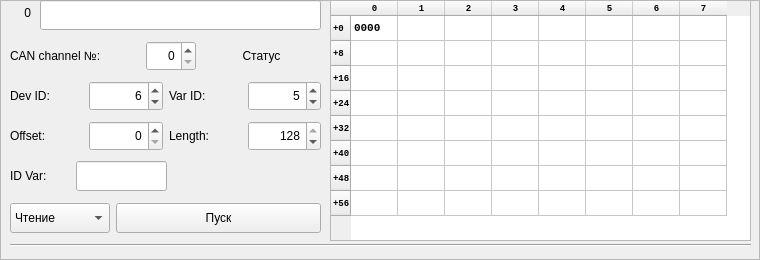
This is can_unit_widget.ui in a-styuf/can_usb_client as Qt 5 draws it before an edit. The edited form follows.
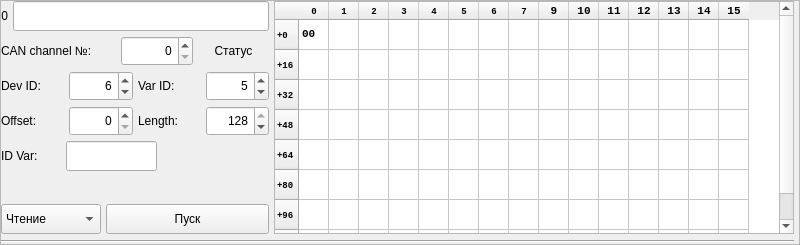
This is the edited form.

Commit message: #0.3 Replace 16-bites based parsing to 8-bits format  - changed norby_data.py  - need to correct .cfg files

The edit to the form file:
```diff
--- a/can_unit_widget.ui
+++ b/can_unit_widget.ui
@@ -6,8 +6,8 @@
    <rect>
     <x>0</x>
     <y>0</y>
-    <width>760</width>
-    <height>260</height>
+    <width>800</width>
+    <height>245</height>
    </rect>
   </property>
   <property name="sizePolicy">
@@ -18,8 +18,8 @@
   </property>
   <property name="minimumSize">
    <size>
-    <width>750</width>
-    <height>250</height>
+    <width>800</width>
+    <height>245</height>
    </size>
   </property>
   <property name="windowTitle">
@@ -31,246 +31,36 @@
   <property name="frameShadow">
    <enum>QFrame::Raised</enum>
   </property>
-  <widget class="QLineEdit" name="nameLine">
-   <property name="geometry">
-    <rect>
-     <x>40</x>
-     <y>0</y>
-     <width>281</width>
-     <height>30</height>
-    </rect>
+  <layout class="QGridLayout" name="gridLayout_2" rowstretch="0,0" columnstretch="0,0,0">
+   <property name="leftMargin">
+    <number>0</number>
    </property>
-   <property name="sizePolicy">
-    <sizepolicy hsizetype="Expanding" vsizetype="Minimum">
-     <horstretch>0</horstretch>
-     <verstretch>0</verstretch>
-    </sizepolicy>
+   <property name="topMargin">
+    <number>0</number>
    </property>
-   <property name="minimumSize">
-    <size>
-     <width>0</width>
-     <height>30</height>
-    </size>
+   <property name="rightMargin">
+    <number>5</number>
    </property>
-  </widget>
-  <widget class="QTableWidget" name="dataTable">
-   <property name="geometry">
-    <rect>
-     <x>330</x>
-     <y>0</y>
-     <width>421</width>
-     <height>241</height>
-    </rect>
+   <property name="bottomMargin">
+    <number>0</number>
    </property>
-   <property name="minimumSize">
-    <size>
-     <width>0</width>
-     <height>150</height>
-    </size>
+   <property name="spacing">
+    <number>5</number>
    </property>
-   <property name="font">
-    <font>
-     <family>Courier New</family>
-     <pointsize>8</pointsize>
-     <weight>75</weight>
-     <bold>true</bold>
-    </font>
-   </property>
-   <property name="verticalScrollBarPolicy">
-    <enum>Qt::ScrollBarAlwaysOff</enum>
-   </property>
-   <property name="horizontalScrollBarPolicy">
-    <enum>Qt::ScrollBarAlwaysOff</enum>
-   </property>
-   <property name="rowCount">
-    <number>8</number>
-   </property>
-   <attribute name="horizontalHeaderDefaultSectionSize">
-    <number>47</number>
-   </attribute>
-   <attribute name="horizontalHeaderMinimumSectionSize">
-    <number>47</number>
-   </attribute>
-   <attribute name="verticalHeaderDefaultSectionSize">
-    <number>25</number>
-   </attribute>
-   <attribute name="verticalHeaderMinimumSectionSize">
-    <number>25</number>
-   </attribute>
-   <row>
-    <property name="text">
-     <string>+0</string>
-    </property>
-    <property name="font">
-     <font>
-      <pointsize>7</pointsize>
-     </font>
-    </property>
-   </row>
-   <row>
-    <property name="text">
-     <string>+8</string>
-    </property>
-    <property name="font">
-     <font>
-      <pointsize>7</pointsize>
-     </font>
-    </property>
-   </row>
-   <row>
-    <property name="text">
-     <string>+16</string>
-    </property>
-    <property name="font">
-     <font>
-      <pointsize>7</pointsize>
-     </font>
-    </property>
-   </row>
-   <row>
-    <property name="text">
-     <string>+24</string>
-    </property>
-    <property name="font">
-     <font>
-      <pointsize>7</pointsize>
-     </font>
-    </property>
-   </row>
-   <row>
-    <property name="text">
-     <string>+32</string>
-    </property>
-    <property name="font">
-     <font>
-      <pointsize>7</pointsize>
-     </font>
-    </property>
-   </row>
-   <row>
-    <property name="text">
-     <string>+40</string>
-    </property>
-    <property name="font">
-     <font>
-      <pointsize>7</pointsize>
-     </font>
-    </property>
-   </row>
-   <row>
-    <property name="text">
-     <string>+48</string>
-    </property>
-    <property name="font">
-     <font>
-      <pointsize>7</pointsize>
-     </font>
-    </property>
-   </row>
-   <row>
-    <property name="text">
-     <string>+56</string>
-    </property>
-    <property name="font">
-     <font>
-      <pointsize>7</pointsize>
-     </font>
-    </property>
-   </row>
-   <column>
-    <property name="text">
-     <string>0</string>
-    </property>
-    <property name="font">
-     <font>
-      <pointsize>7</pointsize>
-     </font>
-    </property>
-   </column>
-   <column>
-    <property name="text">
-     <string>1</string>
-    </property>
-    <property name="font">
-     <font>
-      <pointsize>7</pointsize>
-     </font>
-    </property>
-   </column>
-   <column>
-    <property name="text">
-     <string>2</string>
-    </property>
-    <property name="font">
-     <font>
-      <pointsize>7</pointsize>
-     </font>
-    </property>
-   </column>
-   <column>
-    <property name="text">
-     <string>3</string>
-    </property>
-    <property name="font">
-     <font>
-      <pointsize>7</pointsize>
-     </font>
-    </property>
-   </column>
-   <column>
-    <property name="text">
-     <string>4</string>
-    </property>
-    <property name="font">
-     <font>
-      <pointsize>7</pointsize>
-     </font>
-    </property>
-   </column>
-   <column>
-    <property name="text">
-     <string>5</string>
-    </property>
-    <property name="font">
-     <font>
-      <pointsize>7</pointsize>
-     </font>
-    </property>
-   </column>
-   <column>
-    <property name="text">
-     <string>6</string>
-    </property>
-    <property name="font">
-     <font>
-      <pointsize>7</pointsize>
-     </font>
-    </property>
-   </column>
-   <column>
-    <property name="text">
-     <string>7</string>
-    </property>
-    <property name="font">
-     <font>
-      <pointsize>7</pointsize>
-     </font>
-    </property>
-   </column>
    <item row="0" column="0">
-    <property name="text">
-     <string>0000</string>
-    </property>
-   </item>
-  </widget>
+    <layout class="QGridLayout" name="gridLayout">
+     <property name="spacing">
+      <number>5</number>
+     </property>
+     <item row="0" column="0">
+      <layout class="QHBoxLayout" name="horizontalLayout_6">
+       <item>
   <widget class="QLabel" name="numLabel">
-   <property name="geometry">
-    <rect>
-     <x>0</x>
-     <y>0</y>
-     <width>31</width>
-     <height>25</height>
-    </rect>
+         <property name="sizePolicy">
+          <sizepolicy hsizetype="Preferred" vsizetype="Minimum">
+           <horstretch>0</horstretch>
+           <verstretch>0</verstretch>
+          </sizepolicy>
    </property>
    <property name="minimumSize">
     <size>
@@ -285,37 +75,99 @@
     <set>Qt::AlignRight|Qt::AlignTrailing|Qt::AlignVCenter</set>
    </property>
   </widget>
-  <widget class="Line" name="line">
-   <property name="geometry">
-    <rect>
-     <x>10</x>
-     <y>240</y>
-     <width>741</width>
-     <height>10</height>
-    </rect>
-   </property>
-   <property name="lineWidth">
+       </item>
+       <item>
+        <widget class="QLineEdit" name="nameLine">
+         <property name="sizePolicy">
+          <sizepolicy hsizetype="Expanding" vsizetype="Fixed">
+           <horstretch>0</horstretch>
+           <verstretch>0</verstretch>
+          </sizepolicy>
+         </property>
+         <property name="minimumSize">
+          <size>
+           <width>0</width>
+           <height>30</height>
+          </size>
+         </property>
+        </widget>
+       </item>
+      </layout>
+     </item>
+     <item row="1" column="0">
+      <layout class="QHBoxLayout" name="horizontalLayout_5">
+       <item>
+        <widget class="QLabel" name="CANChanNUMLabel">
+         <property name="sizePolicy">
+          <sizepolicy hsizetype="Minimum" vsizetype="Preferred">
+           <horstretch>0</horstretch>
+           <verstretch>0</verstretch>
+          </sizepolicy>
+         </property>
+         <property name="minimumSize">
+          <size>
+           <width>115</width>
+           <height>30</height>
+          </size>
+         </property>
+         <property name="text">
+          <string>CAN channel №:</string>
+         </property>
+        </widget>
+       </item>
+       <item>
+        <widget class="QSpinBox" name="CANChanNUMSBox">
+         <property name="minimumSize">
+          <size>
+           <width>50</width>
+           <height>30</height>
+          </size>
+         </property>
+         <property name="alignment">
+          <set>Qt::AlignRight|Qt::AlignTrailing|Qt::AlignVCenter</set>
+         </property>
+         <property name="maximum">
     <number>1</number>
    </property>
-   <property name="orientation">
-    <enum>Qt::Horizontal</enum>
-   </property>
-  </widget>
-  <widget class="QWidget" name="layoutWidget">
-   <property name="geometry">
-    <rect>
-     <x>10</x>
-     <y>80</y>
-     <width>311</width>
-     <height>32</height>
-    </rect>
-   </property>
+        </widget>
+       </item>
+       <item>
+        <widget class="QLabel" name="statusLabel">
+         <property name="sizePolicy">
+          <sizepolicy hsizetype="Minimum" vsizetype="Preferred">
+           <horstretch>0</horstretch>
+           <verstretch>0</verstretch>
+          </sizepolicy>
+         </property>
+         <property name="minimumSize">
+          <size>
+           <width>50</width>
+           <height>25</height>
+          </size>
+         </property>
+         <property name="text">
+          <string>Статус</string>
+         </property>
+         <property name="alignment">
+          <set>Qt::AlignCenter</set>
+         </property>
+        </widget>
+       </item>
+      </layout>
+     </item>
+     <item row="2" column="0">
    <layout class="QHBoxLayout" name="horizontalLayout">
     <item>
      <widget class="QLabel" name="devIDLabel">
+         <property name="sizePolicy">
+          <sizepolicy hsizetype="Minimum" vsizetype="Minimum">
+           <horstretch>0</horstretch>
+           <verstretch>0</verstretch>
+          </sizepolicy>
+         </property>
       <property name="minimumSize">
        <size>
-        <width>50</width>
+           <width>60</width>
         <height>30</height>
        </size>
       </property>
@@ -326,9 +178,15 @@
     </item>
     <item>
      <widget class="QSpinBox" name="devIDSBox">
+         <property name="sizePolicy">
+          <sizepolicy hsizetype="Preferred" vsizetype="Minimum">
+           <horstretch>0</horstretch>
+           <verstretch>0</verstretch>
+          </sizepolicy>
+         </property>
       <property name="minimumSize">
        <size>
-        <width>0</width>
+           <width>60</width>
         <height>30</height>
        </size>
       </property>
@@ -348,6 +206,12 @@
     </item>
     <item>
      <widget class="QLabel" name="varIDLabel">
+         <property name="sizePolicy">
+          <sizepolicy hsizetype="Minimum" vsizetype="Minimum">
+           <horstretch>0</horstretch>
+           <verstretch>0</verstretch>
+          </sizepolicy>
+         </property>
       <property name="minimumSize">
        <size>
         <width>60</width>
@@ -361,9 +225,15 @@
     </item>
     <item>
      <widget class="QSpinBox" name="varIDSBox">
+         <property name="sizePolicy">
+          <sizepolicy hsizetype="Preferred" vsizetype="Minimum">
+           <horstretch>0</horstretch>
+           <verstretch>0</verstretch>
+          </sizepolicy>
+         </property>
       <property name="minimumSize">
        <size>
-        <width>0</width>
+           <width>60</width>
         <height>30</height>
        </size>
       </property>
@@ -382,19 +252,17 @@
      </widget>
     </item>
    </layout>
-  </widget>
-  <widget class="QWidget" name="layoutWidget">
-   <property name="geometry">
-    <rect>
-     <x>10</x>
-     <y>120</y>
-     <width>311</width>
-     <height>32</height>
-    </rect>
-   </property>
+     </item>
+     <item row="3" column="0">
    <layout class="QHBoxLayout" name="horizontalLayout_2">
     <item>
      <widget class="QLabel" name="offsetLabel">
+         <property name="sizePolicy">
+          <sizepolicy hsizetype="Minimum" vsizetype="Minimum">
+           <horstretch>0</horstretch>
+           <verstretch>0</verstretch>
+          </sizepolicy>
+         </property>
       <property name="minimumSize">
        <size>
         <width>60</width>
@@ -408,9 +276,15 @@
     </item>
     <item>
      <widget class="QSpinBox" name="offsetSBox">
+         <property name="sizePolicy">
+          <sizepolicy hsizetype="Preferred" vsizetype="Minimum">
+           <horstretch>0</horstretch>
+           <verstretch>0</verstretch>
+          </sizepolicy>
+         </property>
       <property name="minimumSize">
        <size>
-        <width>0</width>
+           <width>60</width>
         <height>30</height>
        </size>
       </property>
@@ -424,6 +298,18 @@
     </item>
     <item>
      <widget class="QLabel" name="lengthLabel">
+         <property name="sizePolicy">
+          <sizepolicy hsizetype="Minimum" vsizetype="Minimum">
+           <horstretch>0</horstretch>
+           <verstretch>0</verstretch>
+          </sizepolicy>
+         </property>
+         <property name="minimumSize">
+          <size>
+           <width>60</width>
+           <height>0</height>
+          </size>
+         </property>
       <property name="text">
        <string>Length:</string>
       </property>
@@ -431,9 +317,15 @@
     </item>
     <item>
      <widget class="QSpinBox" name="lengthSBox">
+         <property name="sizePolicy">
+          <sizepolicy hsizetype="Preferred" vsizetype="Minimum">
+           <horstretch>0</horstretch>
+           <verstretch>0</verstretch>
+          </sizepolicy>
+         </property>
       <property name="minimumSize">
        <size>
-        <width>0</width>
+           <width>60</width>
         <height>30</height>
        </size>
       </property>
@@ -452,19 +344,17 @@
      </widget>
     </item>
    </layout>
-  </widget>
-  <widget class="QWidget" name="layoutWidget">
-   <property name="geometry">
-    <rect>
-     <x>10</x>
-     <y>160</y>
-     <width>311</width>
-     <height>32</height>
-    </rect>
-   </property>
+     </item>
+     <item row="4" column="0">
    <layout class="QHBoxLayout" name="horizontalLayout_3" stretch="0,0,0">
     <item>
      <widget class="QLabel" name="idVarLabel">
+         <property name="sizePolicy">
+          <sizepolicy hsizetype="Preferred" vsizetype="Fixed">
+           <horstretch>0</horstretch>
+           <verstretch>0</verstretch>
+          </sizepolicy>
+         </property>
       <property name="minimumSize">
        <size>
         <width>60</width>
@@ -479,7 +369,7 @@
     <item>
      <widget class="QLineEdit" name="idVarLine">
       <property name="sizePolicy">
-       <sizepolicy hsizetype="Fixed" vsizetype="Fixed">
+          <sizepolicy hsizetype="Minimum" vsizetype="Minimum">
         <horstretch>0</horstretch>
         <verstretch>0</verstretch>
        </sizepolicy>
@@ -507,23 +397,15 @@
       </property>
       <property name="sizeHint" stdset="0">
        <size>
-        <width>40</width>
+           <width>0</width>
         <height>20</height>
        </size>
       </property>
      </spacer>
     </item>
    </layout>
-  </widget>
-  <widget class="QWidget" name="layoutWidget">
-   <property name="geometry">
-    <rect>
-     <x>10</x>
-     <y>200</y>
-     <width>311</width>
-     <height>36</height>
-    </rect>
-   </property>
+     </item>
+     <item row="6" column="0">
    <layout class="QHBoxLayout" name="horizontalLayout_4">
     <item>
      <widget class="QComboBox" name="modeBox">
@@ -561,7 +443,7 @@
       </property>
       <property name="minimumSize">
        <size>
-        <width>80</width>
+           <width>50</width>
         <height>30</height>
        </size>
       </property>
@@ -571,70 +453,277 @@
      </widget>
     </item>
    </layout>
-  </widget>
-  <widget class="QWidget" name="layoutWidget">
-   <property name="geometry">
-    <rect>
-     <x>10</x>
-     <y>40</y>
-     <width>311</width>
-     <height>32</height>
-    </rect>
-   </property>
-   <layout class="QHBoxLayout" name="horizontalLayout_5">
-    <item>
-     <widget class="QLabel" name="CANChanNUMLabel">
-      <property name="minimumSize">
+     </item>
+     <item row="5" column="0">
+      <spacer name="verticalSpacer">
+       <property name="orientation">
+        <enum>Qt::Vertical</enum>
+       </property>
+       <property name="sizeHint" stdset="0">
        <size>
-        <width>130</width>
-        <height>30</height>
-       </size>
-      </property>
-      <property name="text">
-       <string>CAN channel №:</string>
-      </property>
-     </widget>
-    </item>
-    <item>
-     <widget class="QSpinBox" name="CANChanNUMSBox">
+         <width>20</width>
+         <height>0</height>
+        </size>
+       </property>
+      </spacer>
+     </item>
+    </layout>
+   </item>
+   <item row="1" column="0" colspan="3">
+    <widget class="Line" name="line">
       <property name="minimumSize">
        <size>
-        <width>50</width>
-        <height>30</height>
-       </size>
-      </property>
-      <property name="alignment">
-       <set>Qt::AlignRight|Qt::AlignTrailing|Qt::AlignVCenter</set>
-      </property>
-      <property name="maximum">
+       <width>750</width>
+       <height>5</height>
+      </size>
+     </property>
+     <property name="lineWidth">
        <number>1</number>
       </property>
-     </widget>
-    </item>
-    <item>
-     <widget class="QLabel" name="statusLabel">
+     <property name="orientation">
+      <enum>Qt::Horizontal</enum>
+     </property>
+    </widget>
+   </item>
+   <item row="0" column="1" colspan="2">
+    <widget class="QTableWidget" name="dataTable">
       <property name="sizePolicy">
-       <sizepolicy hsizetype="Expanding" vsizetype="Preferred">
+      <sizepolicy hsizetype="Preferred" vsizetype="Minimum">
         <horstretch>0</horstretch>
         <verstretch>0</verstretch>
        </sizepolicy>
       </property>
       <property name="minimumSize">
        <size>
-        <width>80</width>
-        <height>25</height>
-       </size>
-      </property>
+       <width>520</width>
+       <height>150</height>
+      </size>
+     </property>
+     <property name="font">
+      <font>
+       <family>Courier New</family>
+       <pointsize>8</pointsize>
+       <weight>75</weight>
+       <bold>true</bold>
+      </font>
+     </property>
+     <property name="verticalScrollBarPolicy">
+      <enum>Qt::ScrollBarAlwaysOn</enum>
+     </property>
+     <property name="horizontalScrollBarPolicy">
+      <enum>Qt::ScrollBarAlwaysOff</enum>
+     </property>
+     <property name="wordWrap">
+      <bool>false</bool>
+     </property>
+     <property name="rowCount">
+      <number>8</number>
+     </property>
+     <property name="columnCount">
+      <number>15</number>
+     </property>
+     <attribute name="horizontalHeaderVisible">
+      <bool>true</bool>
+     </attribute>
+     <attribute name="horizontalHeaderCascadingSectionResizes">
+      <bool>false</bool>
+     </attribute>
+     <attribute name="horizontalHeaderDefaultSectionSize">
+      <number>30</number>
+     </attribute>
+     <attribute name="horizontalHeaderMinimumSectionSize">
+      <number>30</number>
+     </attribute>
+     <attribute name="horizontalHeaderShowSortIndicator" stdset="0">
+      <bool>false</bool>
+     </attribute>
+     <attribute name="horizontalHeaderStretchLastSection">
+      <bool>false</bool>
+     </attribute>
+     <attribute name="verticalHeaderDefaultSectionSize">
+      <number>30</number>
+     </attribute>
+     <attribute name="verticalHeaderMinimumSectionSize">
+      <number>30</number>
+     </attribute>
+     <attribute name="verticalHeaderStretchLastSection">
+      <bool>false</bool>
+     </attribute>
+     <row>
       <property name="text">
-       <string>Статус</string>
+       <string>+0</string>
       </property>
-      <property name="alignment">
-       <set>Qt::AlignCenter</set>
+      <property name="font">
+       <font>
+        <pointsize>7</pointsize>
+       </font>
       </property>
+     </row>
+     <row>
+      <property name="text">
+       <string>+16</string>
+      </property>
+      <property name="font">
+       <font>
+        <pointsize>7</pointsize>
+       </font>
+      </property>
+     </row>
+     <row>
+      <property name="text">
+       <string>+32</string>
+      </property>
+      <property name="font">
+       <font>
+        <pointsize>7</pointsize>
+       </font>
+      </property>
+     </row>
+     <row>
+      <property name="text">
+       <string>+48</string>
+      </property>
+      <property name="font">
+       <font>
+        <pointsize>7</pointsize>
+       </font>
+      </property>
+     </row>
+     <row>
+      <property name="text">
+       <string>+64</string>
+      </property>
+      <property name="font">
+       <font>
+        <pointsize>7</pointsize>
+       </font>
+      </property>
+     </row>
+     <row>
+      <property name="text">
+       <string>+80</string>
+      </property>
+      <property name="font">
+       <font>
+        <pointsize>7</pointsize>
+       </font>
+      </property>
+     </row>
+     <row>
+      <property name="text">
+       <string>+96</string>
+      </property>
+      <property name="font">
+       <font>
+        <pointsize>7</pointsize>
+       </font>
+      </property>
+     </row>
+     <row>
+      <property name="text">
+       <string>+112</string>
+      </property>
+      <property name="font">
+       <font>
+        <pointsize>7</pointsize>
+       </font>
+      </property>
+     </row>
+     <column>
+      <property name="text">
+       <string>0</string>
+      </property>
+      <property name="font">
+       <font>
+        <pointsize>7</pointsize>
+       </font>
+      </property>
+     </column>
+     <column>
+      <property name="text">
+       <string>1</string>
+      </property>
+      <property name="font">
+       <font>
+        <pointsize>7</pointsize>
+       </font>
+      </property>
+     </column>
+     <column>
+      <property name="text">
+       <string>2</string>
+      </property>
+      <property name="font">
+       <font>
+        <pointsize>7</pointsize>
+       </font>
+      </property>
+     </column>
+     <column>
+      <property name="text">
+       <string>3</string>
+      </property>
+      <property name="font">
+       <font>
+        <pointsize>7</pointsize>
+       </font>
+      </property>
+     </column>
+     <column>
+      <property name="text">
+       <string>4</string>
+      </property>
+      <property name="font">
+       <font>
+        <pointsize>7</pointsize>
+       </font>
+      </property>
+     </column>
+     <column>
+      <property name="text">
+       <string>5</string>
+      </property>
+      <property name="font">
+       <font>
+        <pointsize>7</pointsize>
+       </font>
+      </property>
+     </column>
+     <column>
+      <property name="text">
+       <string>6</string>
+      </property>
+      <property name="font">
+       <font>
+        <pointsize>7</pointsize>
+       </font>
+      </property>
+     </column>
+     <column>
+      <property name="text">
+       <string>7</string>
+      </property>
+      <property name="font">
+       <font>
+        <pointsize>7</pointsize>
+       </font>
+      </property>
+     </column>
+     <column/>
+     <column/>
+     <column/>
+     <column/>
+     <column/>
+     <column/>
+     <column/>
+     <item row="0" column="0">
+      <property name="text">
+       <string>00</string>
+      </property>
+     </item>
      </widget>
     </item>
    </layout>
-  </widget>
  </widget>
  <tabstops>
   <tabstop>nameLine</tabstop>
```
Lines whose indentation alone changed are shown as unchanged. The commit also changes 8 other files.
